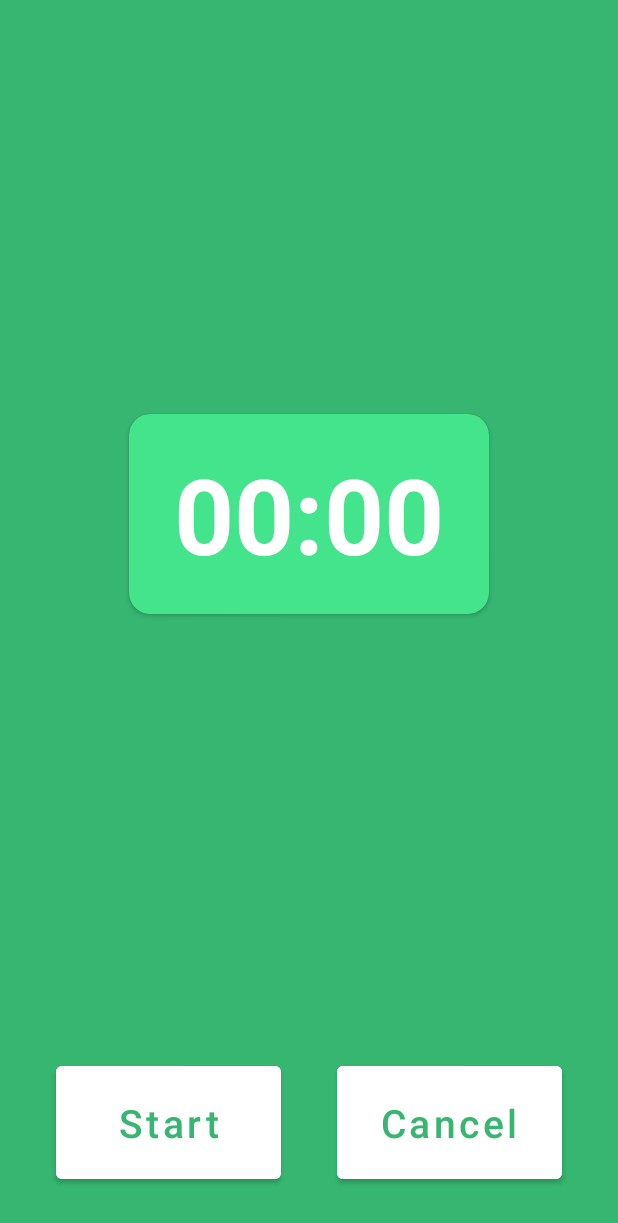
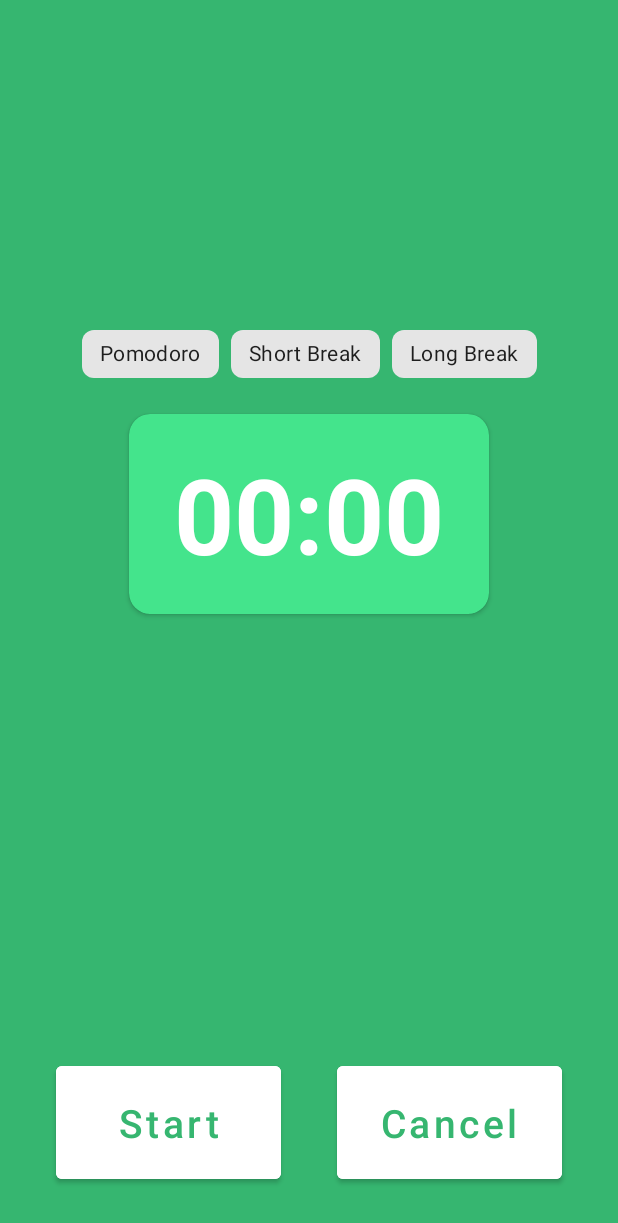
Before and after one commit to BPerdona/Pomodroid, an Android app: the layout activity_main.xml on its own in the app's theme, with its tools: preview values and no code run, on a phone screen of 412 x 824 dp. Shown: the top 1223 px of the screen. Run offline under Robolectric (Android 15) with nearby library versions, the phone set to English and light mode, and no system bars.

Commit message:
Add chip for Pomodoro, Short Break and Long Break

```diff
--- a/app/src/main/res/layout/activity_main.xml
+++ b/app/src/main/res/layout/activity_main.xml
@@ -6,6 +6,75 @@
     android:layout_width="match_parent"
     android:layout_height="match_parent"
     tools:context=".MainActivity">
+
+    <com.google.android.material.chip.ChipGroup
+        android:layout_width="wrap_content"
+        android:layout_height="wrap_content"
+        android:layout_marginBottom="8dp"
+        android:padding="8dp"
+        app:layout_constraintBottom_toTopOf="@+id/cardView"
+        app:layout_constraintEnd_toEndOf="parent"
+        app:layout_constraintStart_toStartOf="parent"
+        app:singleSelection="true">
+
+        <com.google.android.material.chip.Chip
+            android:id="@+id/pomodoroChip"
+            android:layout_width="wrap_content"
+            android:layout_height="wrap_content"
+            android:text="Pomodoro"
+            style="@style/Widget.MaterialComponents.Chip.Choice"
+            app:checkedIcon="@drawable/android_icon"
+            app:chipCornerRadius="8dp"/>
+
+        <com.google.android.material.chip.Chip
+            android:id="@+id/shortBreak"
+            android:layout_width="wrap_content"
+            android:layout_height="wrap_content"
+            android:text="Short Break"
+            style="@style/Widget.MaterialComponents.Chip.Choice"
+            app:checkedIcon="@drawable/android_icon"
+            app:chipCornerRadius="8dp"/>
+
+        <com.google.android.material.chip.Chip
+            android:id="@+id/longBreak"
+            android:layout_width="wrap_content"
+            android:layout_height="wrap_content"
+            android:text="Long Break"
+            style="@style/Widget.MaterialComponents.Chip.Choice"
+            app:checkedIcon="@drawable/android_icon"
+            app:chipCornerRadius="8dp"/>
+
+    </com.google.android.material.chip.ChipGroup>
+
+    <androidx.cardview.widget.CardView
+        android:id="@+id/cardView"
+        android:layout_width="wrap_content"
+        android:layout_height="wrap_content"
+        app:cardBackgroundColor="@color/green_500"
+        app:cardCornerRadius="14dp"
+        app:contentPadding="20dp"
+        app:layout_constraintBottom_toBottomOf="parent"
+        app:layout_constraintEnd_toEndOf="parent"
+        app:layout_constraintStart_toStartOf="parent"
+        app:layout_constraintTop_toTopOf="parent"
+        app:layout_constraintVertical_bias="0.40">
+
+        <TextView
+            android:id="@+id/time"
+            android:layout_width="match_parent"
+            android:layout_height="match_parent"
+            android:paddingHorizontal="10dp"
+            android:text="@string/start_time"
+            android:textAlignment="center"
+            android:textColor="@color/white"
+            android:textSize="70sp"
+            android:textStyle="bold"
+            app:layout_constraintBottom_toBottomOf="parent"
+            app:layout_constraintEnd_toEndOf="parent"
+            app:layout_constraintStart_toStartOf="parent"
+            app:layout_constraintTop_toTopOf="parent"
+            app:layout_constraintVertical_bias="0.40" />
+    </androidx.cardview.widget.CardView>
 
     <Button
         android:id="@+id/startButton"
@@ -37,36 +106,4 @@
         app:layout_constraintEnd_toEndOf="parent"
         app:layout_constraintStart_toEndOf="@id/startButton" />
 
-    <androidx.cardview.widget.CardView
-        android:id="@+id/cardView"
-        android:layout_width="wrap_content"
-        android:layout_height="wrap_content"
-        app:cardBackgroundColor="@color/green_500"
-        app:cardCornerRadius="14dp"
-        app:contentPadding="20dp"
-        app:layout_constraintBottom_toBottomOf="parent"
-        app:layout_constraintEnd_toEndOf="parent"
-        app:layout_constraintStart_toStartOf="parent"
-        app:layout_constraintTop_toTopOf="parent"
-        app:layout_constraintVertical_bias="0.40">
-
-        <TextView
-            android:id="@+id/time"
-            android:layout_width="match_parent"
-            android:layout_height="match_parent"
-            android:paddingHorizontal="10dp"
-            android:text="@string/start_time"
-            android:textAlignment="center"
-            android:textColor="@color/white"
-            android:textSize="70sp"
-            android:textStyle="bold"
-            app:layout_constraintBottom_toBottomOf="parent"
-            app:layout_constraintEnd_toEndOf="parent"
-            app:layout_constraintStart_toStartOf="parent"
-            app:layout_constraintTop_toTopOf="parent"
-            app:layout_constraintVertical_bias="0.40" />
-
-    </androidx.cardview.widget.CardView>
-
-
 </androidx.constraintlayout.widget.ConstraintLayout>
```
